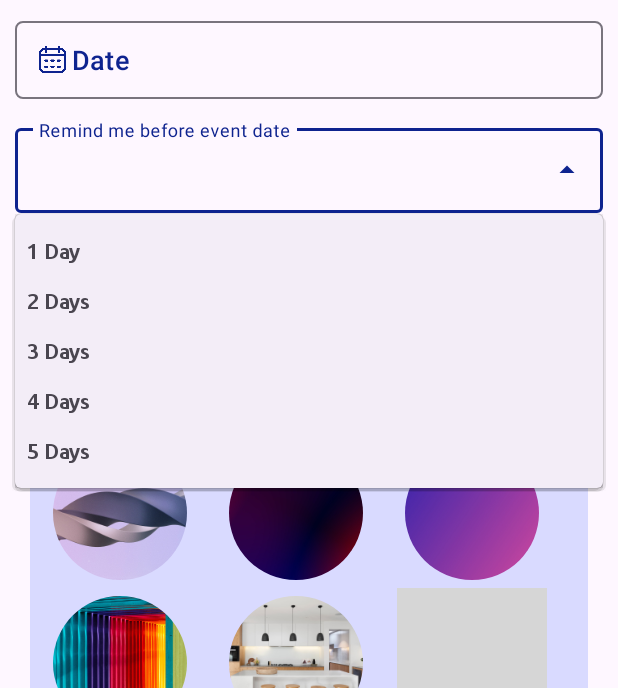
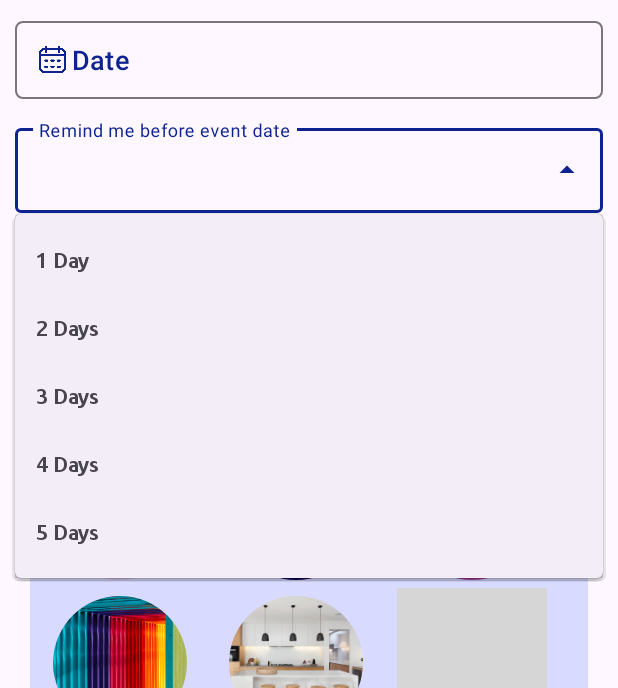
Before and after one commit to keithchad/Events, an Android app: the EventDisplayFragment screen opened through its navigation route, after a tap on an icon or button, on a phone screen of 412 x 824 dp, the part 548-1236 px from its top. Run offline under Robolectric (Android 15) with nearby library versions, the phone set to English and light mode, and no system bars; plain views replace RoundedImageView; 1 other tap on this screen came first; grey boxes are pictures that could not be loaded.

Commit message:
making changes

```diff
--- a/app/src/main/res/layout/drop_down_list_item.xml
+++ b/app/src/main/res/layout/drop_down_list_item.xml
@@ -2,7 +2,7 @@
 <TextView xmlns:android="http://schemas.android.com/apk/res/android"
     android:layout_width="match_parent"
     android:layout_height="wrap_content"
-    android:padding="8dp"
+    android:padding="14dp"
     android:ellipsize="end"
     android:maxLines="1"
     android:fontFamily="@font/ubuntu_medium">
```
